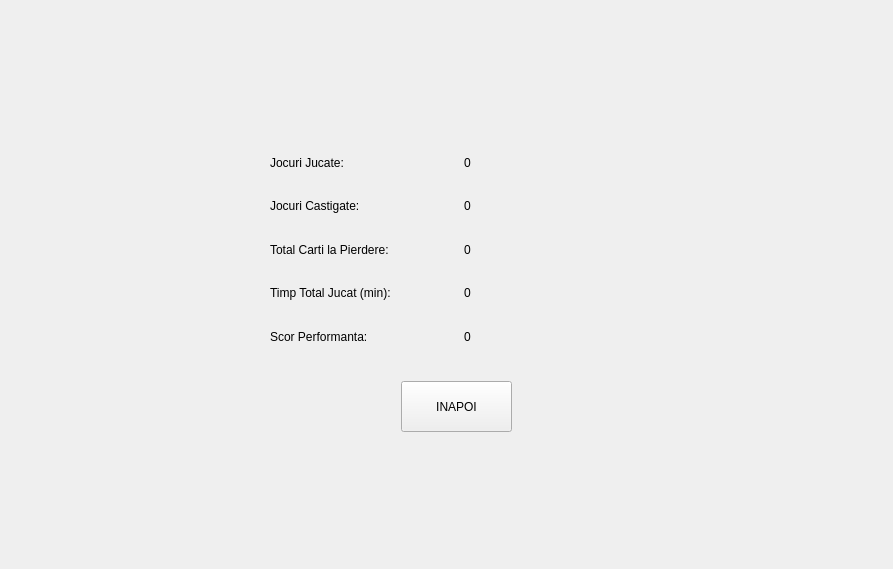
Above: Client/mainmenu.ui from Denisucu1/ProjectModernCpp before the change. Below: the same form after it.
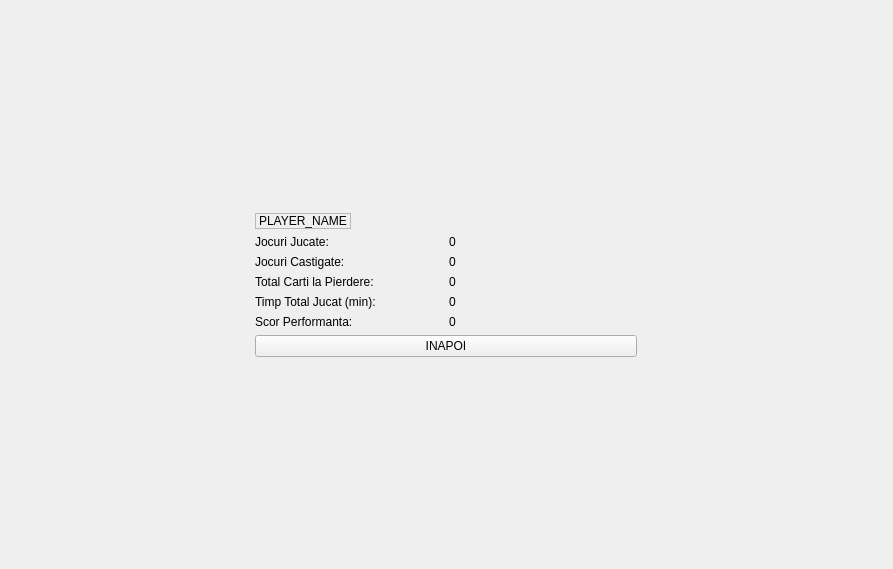
That is the form after the change. The open tabs and pages were chosen to show the change.

```diff
--- a/Client/mainmenu.ui
+++ b/Client/mainmenu.ui
@@ -10,12 +10,24 @@
     <height>569</height>
    </rect>
   </property>
+  <property name="maximumSize">
+   <size>
+    <width>16777214</width>
+    <height>16777215</height>
+   </size>
+  </property>
   <property name="windowTitle">
    <string>Form</string>
   </property>
   <layout class="QGridLayout" name="gridLayout">
    <item row="0" column="0">
     <widget class="QStackedWidget" name="stackedWidget">
+     <property name="maximumSize">
+      <size>
+       <width>400</width>
+       <height>16777215</height>
+      </size>
+     </property>
      <property name="cursor">
       <cursorShape>ArrowCursor</cursorShape>
      </property>
@@ -64,15 +76,55 @@
       </widget>
      </widget>
      <widget class="QWidget" name="profilePage">
-      <widget class="QWidget" name="gridLayoutWidget">
-       <property name="geometry">
-        <rect>
-         <x>259</x>
-         <y>133</y>
-         <width>381</width>
-         <height>211</height>
-        </rect>
-       </property>
+      <layout class="QVBoxLayout" name="verticalLayout">
+       <item>
+        <spacer name="verticalSpacer">
+         <property name="orientation">
+          <enum>Qt::Orientation::Vertical</enum>
+         </property>
+         <property name="sizeHint" stdset="0">
+          <size>
+           <width>20</width>
+           <height>178</height>
+          </size>
+         </property>
+        </spacer>
+       </item>
+       <item>
+        <widget class="QLabel" name="usernameLabel">
+         <property name="sizePolicy">
+          <sizepolicy hsizetype="Maximum" vsizetype="Preferred">
+           <horstretch>0</horstretch>
+           <verstretch>0</verstretch>
+          </sizepolicy>
+         </property>
+         <property name="maximumSize">
+          <size>
+           <width>16777215</width>
+           <height>16777213</height>
+          </size>
+         </property>
+         <property name="contextMenuPolicy">
+          <enum>Qt::ContextMenuPolicy::PreventContextMenu</enum>
+         </property>
+         <property name="toolTipDuration">
+          <number>-6</number>
+         </property>
+         <property name="frameShape">
+          <enum>QFrame::Shape::StyledPanel</enum>
+         </property>
+         <property name="frameShadow">
+          <enum>QFrame::Shadow::Plain</enum>
+         </property>
+         <property name="text">
+          <string>PLAYER_NAME</string>
+         </property>
+         <property name="textFormat">
+          <enum>Qt::TextFormat::MarkdownText</enum>
+         </property>
+        </widget>
+       </item>
+       <item>
        <layout class="QGridLayout" name="gridLayout_2">
         <item row="4" column="0">
          <widget class="QLabel" name="label_3">
@@ -145,20 +197,40 @@
          </widget>
         </item>
        </layout>
-      </widget>
+       </item>
+       <item>
       <widget class="QPushButton" name="backButton">
-       <property name="geometry">
-        <rect>
-         <x>390</x>
-         <y>370</y>
-         <width>111</width>
-         <height>51</height>
-        </rect>
+         <property name="sizePolicy">
+          <sizepolicy hsizetype="Maximum" vsizetype="Fixed">
+           <horstretch>0</horstretch>
+           <verstretch>0</verstretch>
+          </sizepolicy>
+         </property>
+         <property name="maximumSize">
+          <size>
+           <width>400</width>
+           <height>16777215</height>
+          </size>
        </property>
        <property name="text">
         <string>INAPOI</string>
        </property>
       </widget>
+       </item>
+       <item>
+        <spacer name="verticalSpacer_2">
+         <property name="orientation">
+          <enum>Qt::Orientation::Vertical</enum>
+         </property>
+         <property name="sizeHint" stdset="0">
+          <size>
+           <width>20</width>
+           <height>177</height>
+          </size>
+         </property>
+        </spacer>
+       </item>
+      </layout>
      </widget>
      <widget class="QWidget" name="lobbyPage">
       <widget class="QPushButton" name="lobbyBackButton">
```
Left out of the diff: 12 changed lines with no effect on the pictures. Lines whose indentation alone changed are shown as unchanged.
